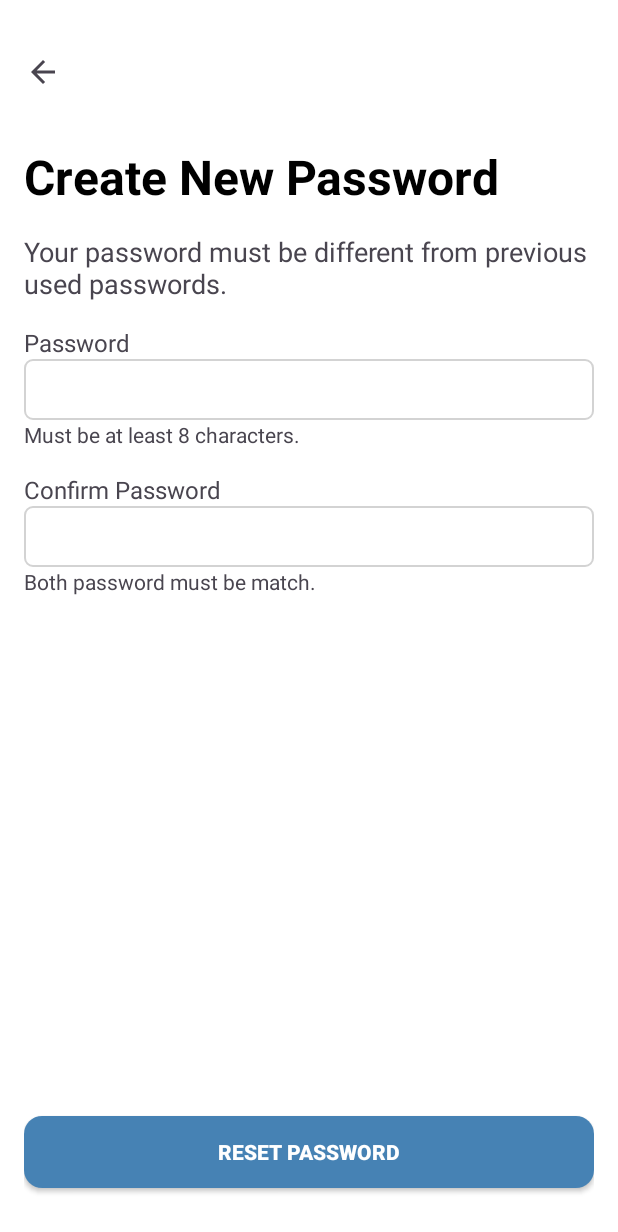
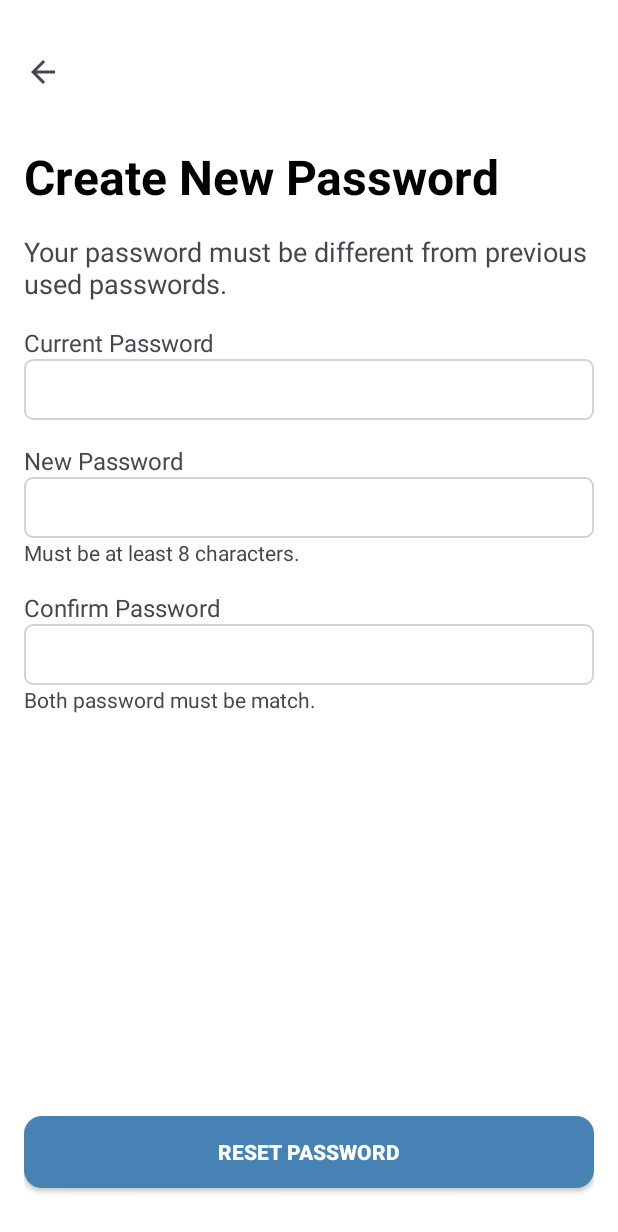
Before and after one commit to RolandLim09366/SunwaySportsLink, an Android app: the ChangePasswordActivity screen opened directly, with no data from a screen before it, after a tap on "RESET PASSWORD", on a phone screen of 412 x 824 dp. Shown: the top 1232 px of the screen. Run offline under Robolectric (Android 15) with nearby library versions, the light colour scheme and no system bars; our stand-ins replace Firebase (no records; nobody signed in at launch, a user with empty details on screens opened directly).

Commit message:
feat: reauthentication for changing password

```diff
--- a/app/src/main/java/com/example/sunwaysportslink/ui/setting/changepassword/ChangePasswordActivity.java
+++ b/app/src/main/java/com/example/sunwaysportslink/ui/setting/changepassword/ChangePasswordActivity.java
@@ -13,14 +13,16 @@ import androidx.appcompat.app.AppCompatActivity;
 import androidx.appcompat.widget.Toolbar;
 
 import com.example.sunwaysportslink.R;
-import com.google.firebase.auth.FirebaseAuth;
+import com.example.sunwaysportslink.firebase.FirebaseService;
+import com.google.firebase.auth.AuthCredential;
+import com.google.firebase.auth.EmailAuthProvider;
 import com.google.firebase.auth.FirebaseUser;
 
 public class ChangePasswordActivity extends AppCompatActivity {
 
-    private EditText etPassword, etConfirmPassword;
+    private EditText etNewPassword, etConfirmPassword, etCurrentPassword;
     private Button btnResetPassword;
-    private FirebaseAuth mAuth;
+    private FirebaseService firebaseService;
 
     public static void startIntent(Context context) {
         Intent intent = new Intent(context, com.example.sunwaysportslink.ui.setting.changepassword.ChangePasswordActivity.class);
@@ -32,9 +34,10 @@ public class ChangePasswordActivity extends AppCompatActivity {
         super.onCreate(savedInstanceState);
         setContentView(R.layout.activity_change_password);
 
-        mAuth = FirebaseAuth.getInstance();
+        firebaseService = FirebaseService.getInstance();
 
-        etPassword = findViewById(R.id.et_password);
+        etCurrentPassword = findViewById(R.id.et_current_password);
+        etNewPassword = findViewById(R.id.et_new_password);
         etConfirmPassword = findViewById(R.id.et_confirm_password);
         btnResetPassword = findViewById(R.id.send);
 
@@ -51,7 +54,8 @@ public class ChangePasswordActivity extends AppCompatActivity {
     }
 
     private void changePassword() {
-        String password = etPassword.getText().toString().trim();
+
+        String password = etNewPassword.getText().toString().trim();
         String confirmPassword = etConfirmPassword.getText().toString().trim();
 
         // Validate input fields
@@ -70,15 +74,42 @@ public class ChangePasswordActivity extends AppCompatActivity {
     }
 
     private void performPasswordReset(String newPassword) {
-        FirebaseUser user = mAuth.getCurrentUser();
+
+        FirebaseUser user = firebaseService.getAuth().getCurrentUser();
 
         if (user != null) {
-            user.updatePassword(newPassword).addOnCompleteListener(task -> {
+            // Prompt the user to input their current password
+            String currentPassword = etCurrentPassword.getText().toString().trim();
+
+            if (TextUtils.isEmpty(currentPassword)) {
+                Toast.makeText(this, "Please enter your current password to continue", Toast.LENGTH_SHORT).show();
+                return;
+            }
+
+            // Get the user's email
+            String email = user.getEmail();
+            if (email == null) {
+                Toast.makeText(this, "Error: User email not found", Toast.LENGTH_SHORT).show();
+                return;
+            }
+
+            // Create an AuthCredential using the email and current password
+            AuthCredential credential = EmailAuthProvider.getCredential(email, currentPassword);
+
+            // Reauthenticate the user
+            user.reauthenticate(credential).addOnCompleteListener(task -> {
                 if (task.isSuccessful()) {
-                    Toast.makeText(ChangePasswordActivity.this, "Password reset successful", Toast.LENGTH_SHORT).show();
-                    finish();  // Close the activity after successful password change
+                    // If reauthentication is successful, proceed with password update
+                    user.updatePassword(newPassword).addOnCompleteListener(updateTask -> {
+                        if (updateTask.isSuccessful()) {
+                            Toast.makeText(ChangePasswordActivity.this, "Password reset successful", Toast.LENGTH_SHORT).show();
+                            finish();  // Close the activity after successful password change
+                        } else {
+                            Toast.makeText(ChangePasswordActivity.this, "Password reset failed: " + updateTask.getException().getMessage(), Toast.LENGTH_LONG).show();
+                        }
+                    });
                 } else {
-                    Toast.makeText(ChangePasswordActivity.this, "Password reset failed: " + task.getException().getMessage(), Toast.LENGTH_LONG).show();
+                    Toast.makeText(ChangePasswordActivity.this, "Reauthentication failed: " + task.getException().getMessage(), Toast.LENGTH_LONG).show();
                 }
             });
         } else {
--- a/app/src/main/res/layout/activity_change_password.xml
+++ b/app/src/main/res/layout/activity_change_password.xml
@@ -41,24 +41,45 @@
         app:layout_constraintTop_toBottomOf="@id/tv_create_new_password" />
 
     <TextView
-        android:id="@+id/tv_password"
+        android:id="@+id/tv_current_password"
         android:layout_width="wrap_content"
         android:layout_height="wrap_content"
         android:layout_marginTop="16dp"
-        android:text="@string/password"
+        android:text="@string/current_password"
         android:textSize="16dp"
         app:layout_constraintLeft_toLeftOf="parent"
         app:layout_constraintTop_toBottomOf="@id/tv_reminder" />
 
     <EditText
-        android:id="@+id/et_password"
+        android:id="@+id/et_current_password"
         android:layout_width="match_parent"
         android:layout_height="wrap_content"
         android:background="@drawable/bg_gray_border"
         android:inputType="textPassword"
         android:padding="8dp"
         android:textColorHint="@color/black"
-        app:layout_constraintTop_toBottomOf="@id/tv_password" />
+        app:layout_constraintTop_toBottomOf="@id/tv_current_password" />
+
+
+    <TextView
+        android:id="@+id/tv_new_password"
+        android:layout_width="wrap_content"
+        android:layout_height="wrap_content"
+        android:layout_marginTop="16dp"
+        android:text="@string/new_password"
+        android:textSize="16dp"
+        app:layout_constraintLeft_toLeftOf="parent"
+        app:layout_constraintTop_toBottomOf="@id/et_current_password" />
+
+    <EditText
+        android:id="@+id/et_new_password"
+        android:layout_width="match_parent"
+        android:layout_height="wrap_content"
+        android:background="@drawable/bg_gray_border"
+        android:inputType="textPassword"
+        android:padding="8dp"
+        android:textColorHint="@color/black"
+        app:layout_constraintTop_toBottomOf="@id/tv_new_password" />
 
     <TextView
         android:id="@+id/tv_password_reminder"
@@ -66,7 +87,7 @@
         android:layout_height="wrap_content"
         android:text="@string/password_hint"
         app:layout_constraintLeft_toLeftOf="parent"
-        app:layout_constraintTop_toBottomOf="@id/et_password" />
+        app:layout_constraintTop_toBottomOf="@id/et_new_password" />
 
     <TextView
         android:id="@+id/tv_confirm_password"
--- a/app/src/main/res/values/strings.xml
+++ b/app/src/main/res/values/strings.xml
@@ -33,6 +33,8 @@
     <string name="create_new_password">Create New Password</string>
     <string name="create_new_password_desc">Your password must be different from previous used passwords.</string>
     <string name="password">Password</string>
+    <string name="new_password">New Password</string>
+    <string name="current_password">Current Password</string>
     <string name="password_hint">Must be at least 8 characters.</string>
     <string name="confirm_password">Confirm Password</string>
     <string name="confirm_password_hint">Both password must be match.</string>
```
